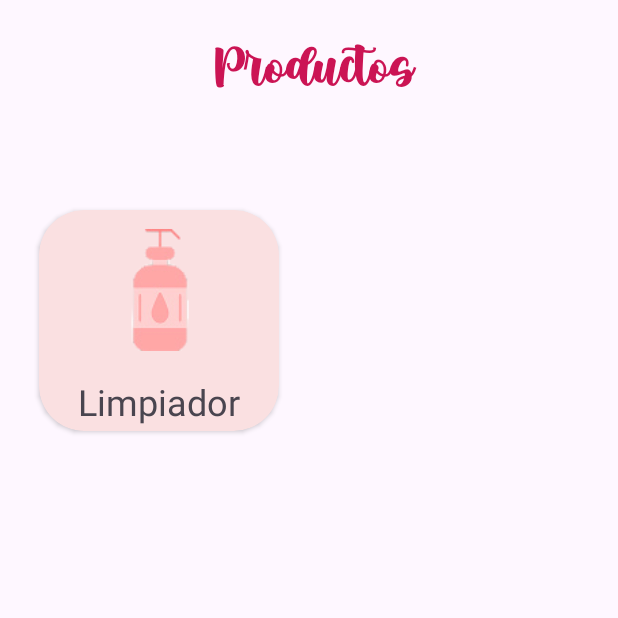
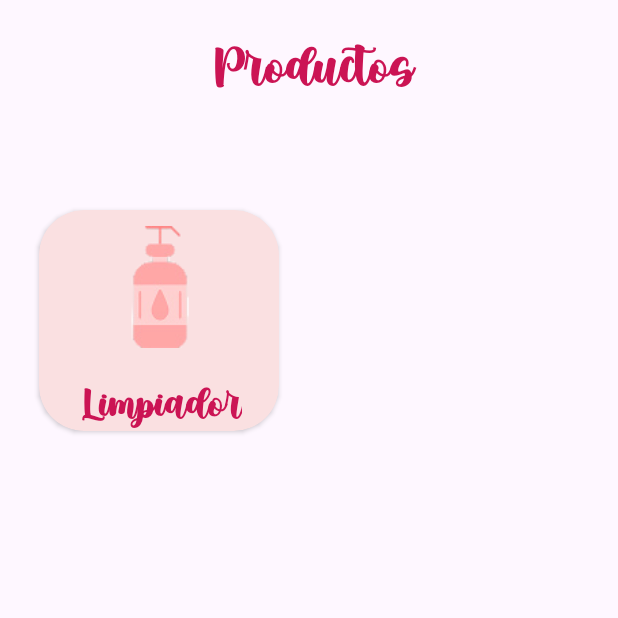
Before and after one commit to clauOrellanaA/wamans20251, an Android app: the Productos screen opened directly, with no data from a screen before it, on a phone screen of 412 x 824 dp, the top half of it. Run offline under Robolectric (Android 15) with nearby library versions, the phone set to English and light mode, and no system bars.

Commit message:
Commit Productos fase1

```diff
--- a/app/src/main/res/layout/activity_productos.xml
+++ b/app/src/main/res/layout/activity_productos.xml
@@ -51,7 +51,7 @@
             android:text="@string/limpiador"
             android:textSize="24sp"
             android:textAlignment="center"
-            app:style="@style/TitulosRosa" />
+            style="@style/TitulosRosa" />
         </LinearLayout>
 
     </androidx.cardview.widget.CardView>
```
